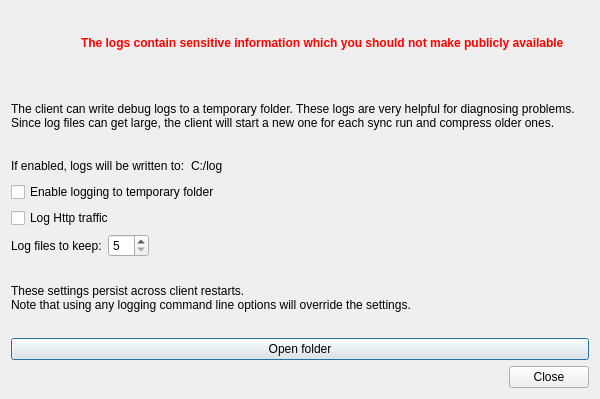
GrossLukas/client, file src/gui/logbrowser.ui: the form before one commit.
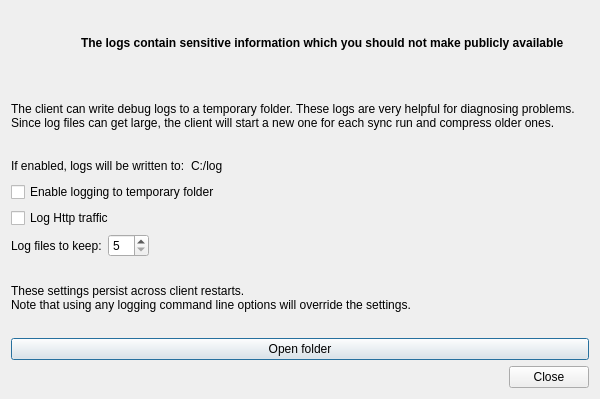
The form after the commit. Icons and pictures are not drawn.

The edit to the form file:
```diff
--- a/src/gui/logbrowser.ui
+++ b/src/gui/logbrowser.ui
@@ -50,7 +50,7 @@
      <item>
       <widget class="QLabel" name="label_5">
        <property name="text">
-        <string>&lt;html&gt;&lt;head/&gt;&lt;body&gt;&lt;p&gt;&lt;span style=&quot; font-weight:600; color:#ff0000;&quot;&gt;The logs contain sensitive information which you should not make publicly available&lt;/span&gt;&lt;/p&gt;&lt;/body&gt;&lt;/html&gt;</string>
+        <string>&lt;html&gt;&lt;head/&gt;&lt;body&gt;&lt;p&gt;&lt;b&gt;The logs contain sensitive information which you should not make publicly available&lt;/b&gt;&lt;/span&gt;&lt;/p&gt;&lt;/body&gt;&lt;/html&gt;</string>
        </property>
        <property name="wordWrap">
         <bool>true</bool>
```
Left out of the diff: 6 changed lines with no effect on the pictures.
